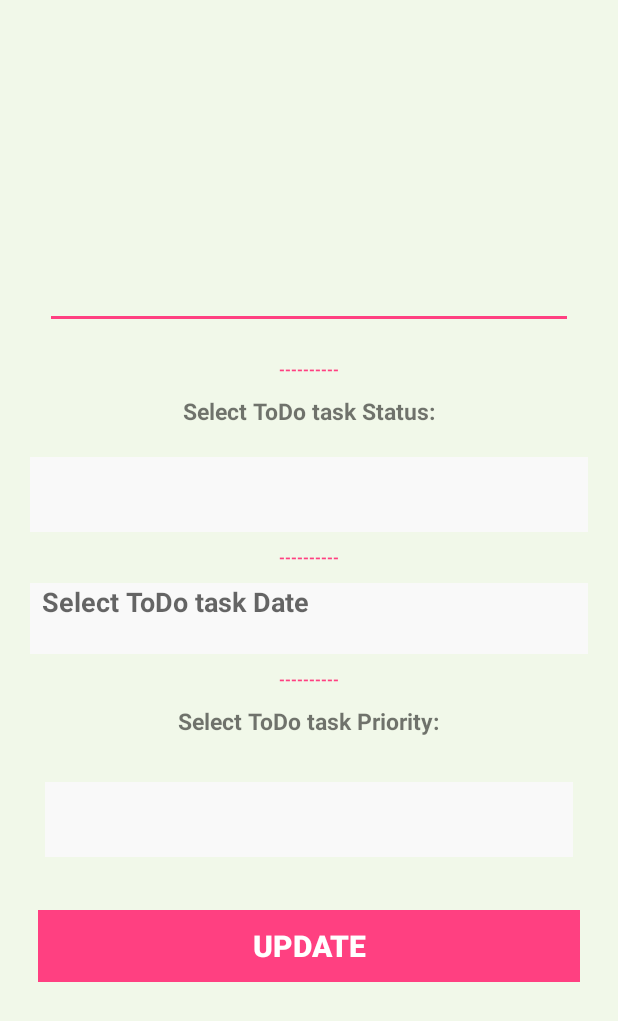
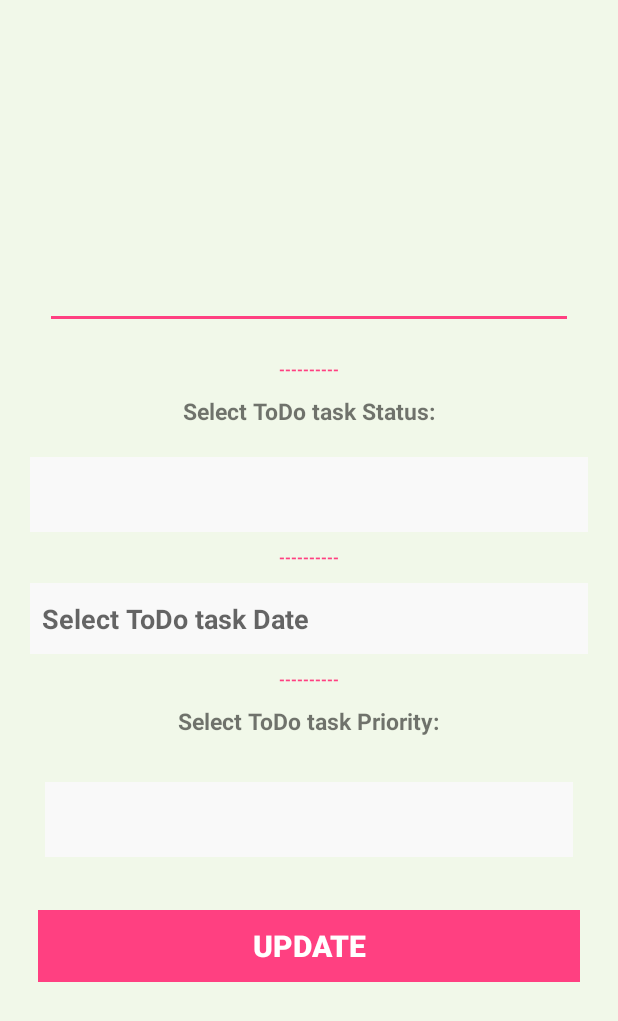
Before and after one commit to absjabed/ToDoApp-CodePath, an Android app: the layout activity_item_edit.xml on its own in the app's theme, with its tools: preview values and no code run, on a phone screen of 412 x 824 dp. Shown: the top 1021 px of the screen. Run offline under Robolectric (Android 15) with nearby library versions, the phone set to English and light mode, and no system bars.

```diff
--- a/app/src/main/res/layout/activity_item_edit.xml
+++ b/app/src/main/res/layout/activity_item_edit.xml
@@ -65,8 +65,6 @@
             android:layout_height="47dp"
             android:layout_margin="10dp"
             android:textStyle="bold"
-            android:gravity=""
-            android:inputType="date"
             android:hint="Select ToDo task Date"
             android:paddingLeft="8dp"
             android:background="#f9f9f9"/>
```
